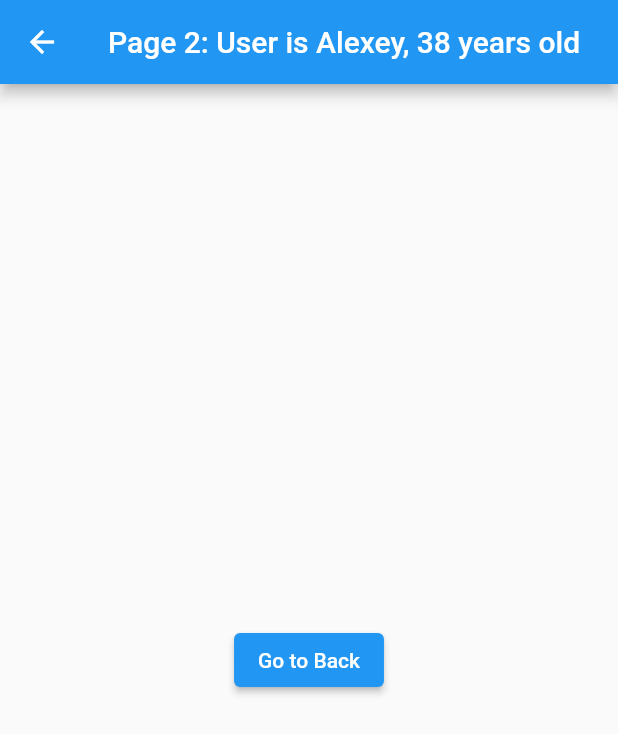
After one commit to ProkhachAlexey/navigation_example, a Flutter app: the screen it shows after launch, after a tap on "Go to Page 2", on a phone screen of 412 x 824 dp. The commit adds this screen. Shown: the top 734 px of the screen. Run offline on Flutter 3.47's test engine with Material 2 defaults, Android fonts, the phone set to English and light mode, and no system bars.

Commit message:
added the ability to transfer data with onGenerateRoute

```diff
--- a/lib/main.dart
+++ b/lib/main.dart
@@ -1,25 +1,26 @@
 import 'package:flutter/material.dart';
 import 'package:navigation_example/simpleTransferData.dart';
 import 'package:navigation_example/transferDataByName.dart';
+import 'package:navigation_example/transferDataWithOnGenerateRoute.dart';
+import 'package:navigation_example/user.dart';
 
 void main() {
   runApp(const MyApp());
 }
 
 class MyApp extends StatelessWidget {
-
   const MyApp({super.key});
 
-  @override
-  Widget build(BuildContext context) {
-    return MaterialApp(
-      home: const TransferDataByNamePage1(),
-      routes: {
-        '/first': (context) => const TransferDataByNamePage1(),
-        '/second': (context) => TransferDataByNamePage2(),
-      },
-    );
-  }
+  // @override
+  // Widget build(BuildContext context) {
+  //   return MaterialApp(
+  //     home: const TransferDataByNamePage1(),
+  //     routes: {
+  //       '/first': (context) => const TransferDataByNamePage1(),
+  //       '/second': (context) => TransferDataByNamePage2(),
+  //     },
+  //   );
+  // }
 
   // @override
   // Widget build(BuildContext context) {
@@ -27,4 +28,24 @@ class MyApp extends StatelessWidget {
   //     home: SimpleTransferDataPage1(),
   //   );
   // }
+
+  @override
+  Widget build(BuildContext context) {
+    return MaterialApp(
+      home: const TransferDataWithOnGenerateRoutePage1(),
+      onGenerateRoute: (settings) {
+        switch (settings.name) {
+          case '/':
+            return MaterialPageRoute(
+                builder: (context) =>
+                    const TransferDataWithOnGenerateRoutePage1());
+          case '/second':
+            User? user = settings.arguments as User?;
+            return MaterialPageRoute(
+                builder: (context) =>
+                TransferDataWithOnGenerateRoutePage2(user!));
+        }
+      },
+    );
+  }
 }
--- /dev/null
+++ b/lib/transferDataWithOnGenerateRoute.dart
@@ -0,0 +1,51 @@
+import 'package:flutter/material.dart';
+import 'package:navigation_example/user.dart';
+
+class TransferDataWithOnGenerateRoutePage1 extends StatelessWidget {
+  const TransferDataWithOnGenerateRoutePage1({super.key});
+
+  @override
+  Widget build(BuildContext context) {
+    return Scaffold(
+      appBar: AppBar(
+        title: const Text('Page 1'),
+        centerTitle: true,
+      ),
+      body: Center(
+        child: ElevatedButton(
+          onPressed: () {
+            User user = User('Alexey', 38);
+            Navigator.pushNamed(context, '/second', arguments: user);
+          },
+          child: const Text('Go to Page 2'),
+        ),
+      ),
+    );
+  }
+}
+
+class TransferDataWithOnGenerateRoutePage2 extends StatelessWidget {
+
+  final User user;
+
+  const TransferDataWithOnGenerateRoutePage2(this.user, {super.key});
+
+  @override
+  Widget build(BuildContext context) {
+
+    return Scaffold(
+      appBar: AppBar(
+        title: Text('Page 2: User is ${user.name}, ${user.age} years old'),
+        centerTitle: true,
+      ),
+      body: Center(
+        child: ElevatedButton(
+          onPressed: () {
+            Navigator.pop(context);
+          },
+          child: const Text('Go to Back'),
+        ),
+      ),
+    );
+  }
+}
```
